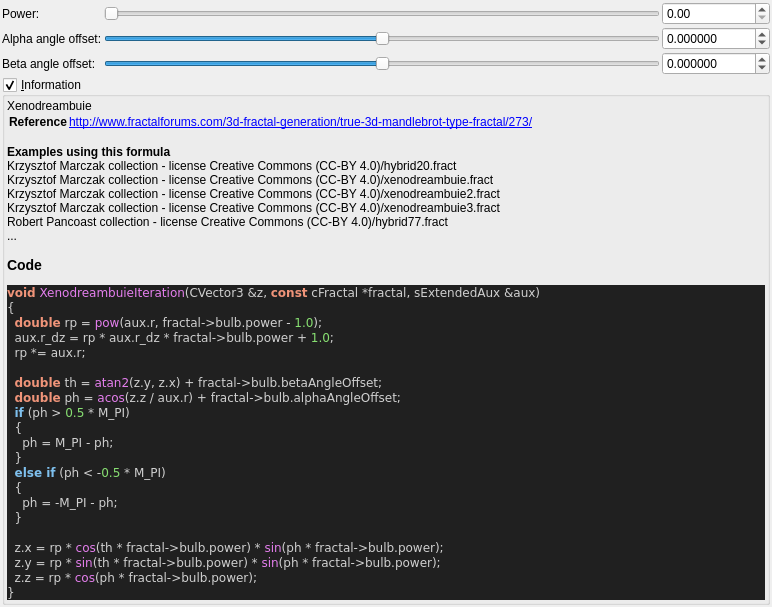
Above: mandelbulber2/qt_data/fractal_xenodreambuie.ui from buddhi1980/mandelbulber2 before the change. Below: the same form after it.
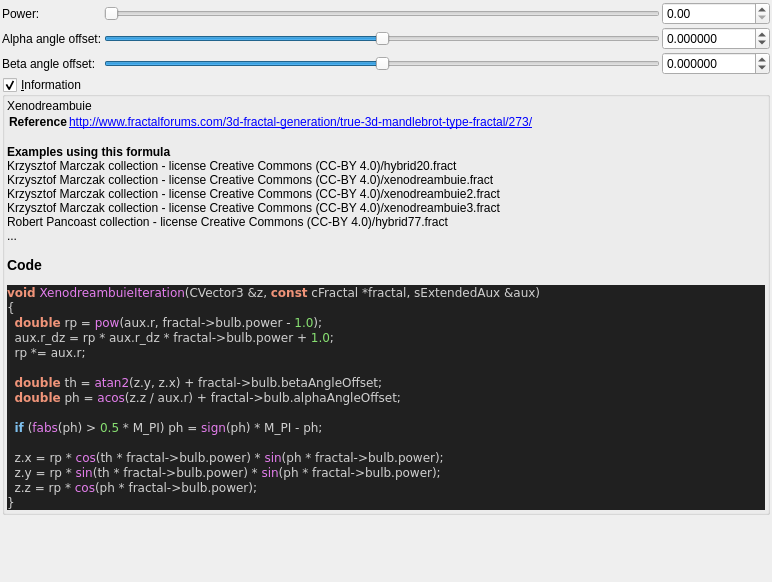
That is the form after the change. Custom widgets are drawn as their Qt base class.

What changed in the file:
```diff
--- a/mandelbulber2/qt_data/fractal_xenodreambuie.ui
+++ b/mandelbulber2/qt_data/fractal_xenodreambuie.ui
@@ -254,14 +254,8 @@
 
   &lt;span style=&quot;color:#f09479; font-weight:bold&quot;&gt;double&lt;/span&gt; th &lt;span style=&quot;color:#d0d0d0&quot;&gt;=&lt;/span&gt; &lt;span style=&quot;color:#e47eed&quot;&gt;atan2&lt;/span&gt;&lt;span style=&quot;color:#d0d0d0&quot;&gt;(&lt;/span&gt;z&lt;span style=&quot;color:#d0d0d0&quot;&gt;.&lt;/span&gt;y&lt;span style=&quot;color:#d0d0d0&quot;&gt;,&lt;/span&gt; z&lt;span style=&quot;color:#d0d0d0&quot;&gt;.&lt;/span&gt;x&lt;span style=&quot;color:#d0d0d0&quot;&gt;) +&lt;/span&gt; fractal&lt;span style=&quot;color:#d0d0d0&quot;&gt;-&amp;gt;&lt;/span&gt;bulb&lt;span style=&quot;color:#d0d0d0&quot;&gt;.&lt;/span&gt;betaAngleOffset&lt;span style=&quot;color:#d0d0d0&quot;&gt;;&lt;/span&gt;
   &lt;span style=&quot;color:#f09479; font-weight:bold&quot;&gt;double&lt;/span&gt; ph &lt;span style=&quot;color:#d0d0d0&quot;&gt;=&lt;/span&gt; &lt;span style=&quot;color:#e47eed&quot;&gt;acos&lt;/span&gt;&lt;span style=&quot;color:#d0d0d0&quot;&gt;(&lt;/span&gt;z&lt;span style=&quot;color:#d0d0d0&quot;&gt;.&lt;/span&gt;z &lt;span style=&quot;color:#d0d0d0&quot;&gt;/&lt;/span&gt; aux&lt;span style=&quot;color:#d0d0d0&quot;&gt;.&lt;/span&gt;r&lt;span style=&quot;color:#d0d0d0&quot;&gt;) +&lt;/span&gt; fractal&lt;span style=&quot;color:#d0d0d0&quot;&gt;-&amp;gt;&lt;/span&gt;bulb&lt;span style=&quot;color:#d0d0d0&quot;&gt;.&lt;/span&gt;alphaAngleOffset&lt;span style=&quot;color:#d0d0d0&quot;&gt;;&lt;/span&gt;
-  &lt;span style=&quot;color:#7ec0ee; font-weight:bold&quot;&gt;if&lt;/span&gt; &lt;span style=&quot;color:#d0d0d0&quot;&gt;(&lt;/span&gt;ph &lt;span style=&quot;color:#d0d0d0&quot;&gt;&amp;gt;&lt;/span&gt; &lt;span style=&quot;color:#87df71&quot;&gt;0.5&lt;/span&gt; &lt;span style=&quot;color:#d0d0d0&quot;&gt;*&lt;/span&gt; M_PI&lt;span style=&quot;color:#d0d0d0&quot;&gt;)&lt;/span&gt;
-  &lt;span style=&quot;color:#d0d0d0&quot;&gt;{&lt;/span&gt;
-    ph &lt;span style=&quot;color:#d0d0d0&quot;&gt;=&lt;/span&gt; M_PI &lt;span style=&quot;color:#d0d0d0&quot;&gt;-&lt;/span&gt; ph&lt;span style=&quot;color:#d0d0d0&quot;&gt;;&lt;/span&gt;
-  &lt;span style=&quot;color:#d0d0d0&quot;&gt;}&lt;/span&gt;
-  &lt;span style=&quot;color:#7ec0ee; font-weight:bold&quot;&gt;else if&lt;/span&gt; &lt;span style=&quot;color:#d0d0d0&quot;&gt;(&lt;/span&gt;ph &lt;span style=&quot;color:#d0d0d0&quot;&gt;&amp;lt; -&lt;/span&gt;&lt;span style=&quot;color:#87df71&quot;&gt;0.5&lt;/span&gt; &lt;span style=&quot;color:#d0d0d0&quot;&gt;*&lt;/span&gt; M_PI&lt;span style=&quot;color:#d0d0d0&quot;&gt;)&lt;/span&gt;
-  &lt;span style=&quot;color:#d0d0d0&quot;&gt;{&lt;/span&gt;
-    ph &lt;span style=&quot;color:#d0d0d0&quot;&gt;= -&lt;/span&gt;M_PI &lt;span style=&quot;color:#d0d0d0&quot;&gt;-&lt;/span&gt; ph&lt;span style=&quot;color:#d0d0d0&quot;&gt;;&lt;/span&gt;
-  &lt;span style=&quot;color:#d0d0d0&quot;&gt;}&lt;/span&gt;
+
+  &lt;span style=&quot;color:#7ec0ee; font-weight:bold&quot;&gt;if&lt;/span&gt; &lt;span style=&quot;color:#d0d0d0&quot;&gt;(&lt;/span&gt;&lt;span style=&quot;color:#e47eed&quot;&gt;fabs&lt;/span&gt;&lt;span style=&quot;color:#d0d0d0&quot;&gt;(&lt;/span&gt;ph&lt;span style=&quot;color:#d0d0d0&quot;&gt;) &amp;gt;&lt;/span&gt; &lt;span style=&quot;color:#87df71&quot;&gt;0.5&lt;/span&gt; &lt;span style=&quot;color:#d0d0d0&quot;&gt;*&lt;/span&gt; M_PI&lt;span style=&quot;color:#d0d0d0&quot;&gt;)&lt;/span&gt; ph &lt;span style=&quot;color:#d0d0d0&quot;&gt;=&lt;/span&gt; &lt;span style=&quot;color:#e47eed&quot;&gt;sign&lt;/span&gt;&lt;span style=&quot;color:#d0d0d0&quot;&gt;(&lt;/span&gt;ph&lt;span style=&quot;color:#d0d0d0&quot;&gt;) *&lt;/span&gt; M_PI &lt;span style=&quot;color:#d0d0d0&quot;&gt;-&lt;/span&gt; ph&lt;span style=&quot;color:#d0d0d0&quot;&gt;;&lt;/span&gt;
 
   z&lt;span style=&quot;color:#d0d0d0&quot;&gt;.&lt;/span&gt;x &lt;span style=&quot;color:#d0d0d0&quot;&gt;=&lt;/span&gt; rp &lt;span style=&quot;color:#d0d0d0&quot;&gt;*&lt;/span&gt; &lt;span style=&quot;color:#e47eed&quot;&gt;cos&lt;/span&gt;&lt;span style=&quot;color:#d0d0d0&quot;&gt;(&lt;/span&gt;th &lt;span style=&quot;color:#d0d0d0&quot;&gt;*&lt;/span&gt; fractal&lt;span style=&quot;color:#d0d0d0&quot;&gt;-&amp;gt;&lt;/span&gt;bulb&lt;span style=&quot;color:#d0d0d0&quot;&gt;.&lt;/span&gt;power&lt;span style=&quot;color:#d0d0d0&quot;&gt;) *&lt;/span&gt; &lt;span style=&quot;color:#e47eed&quot;&gt;sin&lt;/span&gt;&lt;span style=&quot;color:#d0d0d0&quot;&gt;(&lt;/span&gt;ph &lt;span style=&quot;color:#d0d0d0&quot;&gt;*&lt;/span&gt; fractal&lt;span style=&quot;color:#d0d0d0&quot;&gt;-&amp;gt;&lt;/span&gt;bulb&lt;span style=&quot;color:#d0d0d0&quot;&gt;.&lt;/span&gt;power&lt;span style=&quot;color:#d0d0d0&quot;&gt;);&lt;/span&gt;
   z&lt;span style=&quot;color:#d0d0d0&quot;&gt;.&lt;/span&gt;y &lt;span style=&quot;color:#d0d0d0&quot;&gt;=&lt;/span&gt; rp &lt;span style=&quot;color:#d0d0d0&quot;&gt;*&lt;/span&gt; &lt;span style=&quot;color:#e47eed&quot;&gt;sin&lt;/span&gt;&lt;span style=&quot;color:#d0d0d0&quot;&gt;(&lt;/span&gt;th &lt;span style=&quot;color:#d0d0d0&quot;&gt;*&lt;/span&gt; fractal&lt;span style=&quot;color:#d0d0d0&quot;&gt;-&amp;gt;&lt;/span&gt;bulb&lt;span style=&quot;color:#d0d0d0&quot;&gt;.&lt;/span&gt;power&lt;span style=&quot;color:#d0d0d0&quot;&gt;) *&lt;/span&gt; &lt;span style=&quot;color:#e47eed&quot;&gt;sin&lt;/span&gt;&lt;span style=&quot;color:#d0d0d0&quot;&gt;(&lt;/span&gt;ph &lt;span style=&quot;color:#d0d0d0&quot;&gt;*&lt;/span&gt; fractal&lt;span style=&quot;color:#d0d0d0&quot;&gt;-&amp;gt;&lt;/span&gt;bulb&lt;span style=&quot;color:#d0d0d0&quot;&gt;.&lt;/span&gt;power&lt;span style=&quot;color:#d0d0d0&quot;&gt;);&lt;/span&gt;
```
